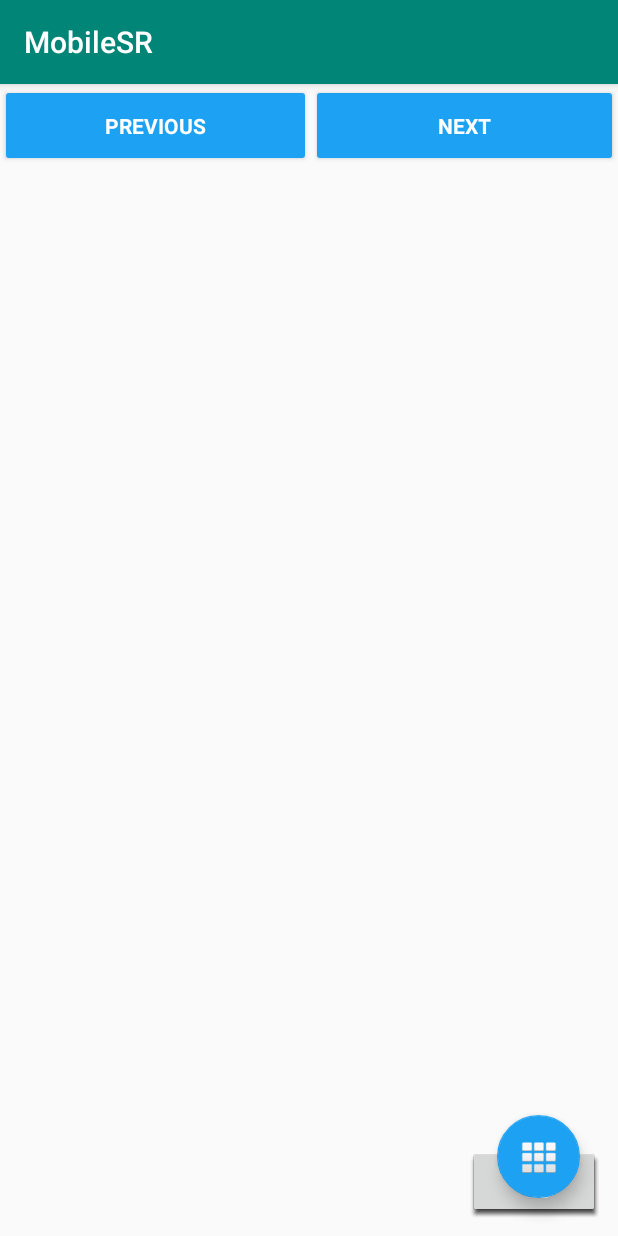
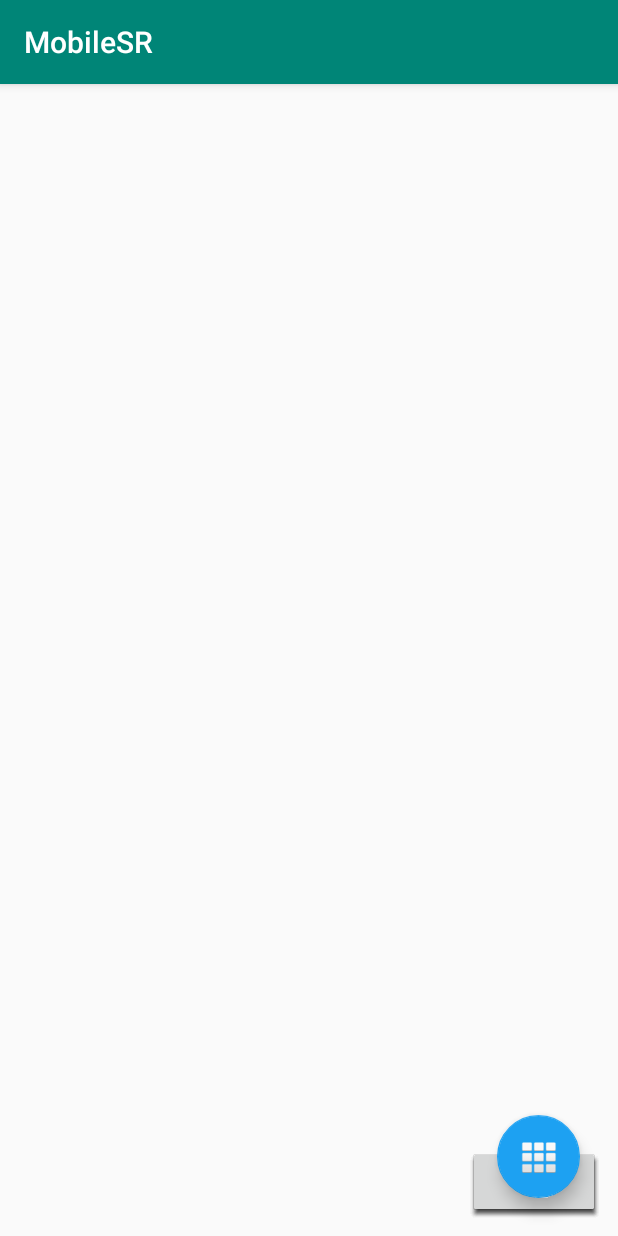
Before and after one commit to mmmeeedddsss/mobile-sr, an Android app: the MultipleImageEnhanceActivity screen opened directly, with no data from a screen before it, on a phone screen of 412 x 824 dp. Run offline under Robolectric (Android 15) with nearby library versions, the phone set to English and light mode, and no system bars; libraries missing offline, so code that uses them is left out: ru.dimorinny.floatingtextbutton; plain views replace FloatingTextButton; 32 statements that could not run were skipped.

Commit message:
layout changed, buttons removed

```diff
--- a/android/app/src/main/res/layout/pick_photo_activity.xml
+++ b/android/app/src/main/res/layout/pick_photo_activity.xml
@@ -4,52 +4,12 @@
     android:layout_width="match_parent"
     android:layout_height="match_parent"
     android:orientation="vertical">
-<LinearLayout xmlns:android="http://schemas.android.com/apk/res/android"
-    xmlns:app="http://schemas.android.com/apk/res-auto"
-    android:layout_width="match_parent"
-    android:layout_height="match_parent"
-    android:orientation="vertical">
-
-
-    <LinearLayout
-        android:layout_width="match_parent"
-        android:layout_height="55dp"
-        android:orientation="horizontal">
-
-        <android.support.v7.widget.AppCompatButton
-            android:id="@+id/prev_image_button"
-            android:layout_width="wrap_content"
-            android:layout_height="match_parent"
-            android:layout_gravity="center_vertical|center_horizontal"
-            android:layout_weight="0.25"
-            android:text="Previous"
-            android:textColor="@color/colorButtonText"
-            android:textStyle="bold"
-            android:typeface="sans"
-            app:backgroundTint="#ff1da1f2" />
-
-        <android.support.v7.widget.AppCompatButton
-            android:id="@+id/next_image_button"
-            android:layout_width="wrap_content"
-            android:layout_height="match_parent"
-            android:layout_weight="0.25"
-            android:text="Next"
-            android:textColor="@color/colorButtonText"
-            android:textStyle="bold"
-            android:typeface="sans"
-            app:backgroundTint="#ff1da1f2" />
-
-    </LinearLayout>
 
     <com.senior_project.group_1.mobilesr.views.ZoomableImageView
         android:id="@+id/pick_photo_image_view"
         android:layout_width="fill_parent"
-        android:layout_height="406dp"
+        android:layout_height="fill_parent"
         android:layout_weight="1" />
-
-
-
-</LinearLayout>
 
     <ru.dimorinny.floatingtextbutton.FloatingTextButton
         android:id="@+id/process_all_button"
```
